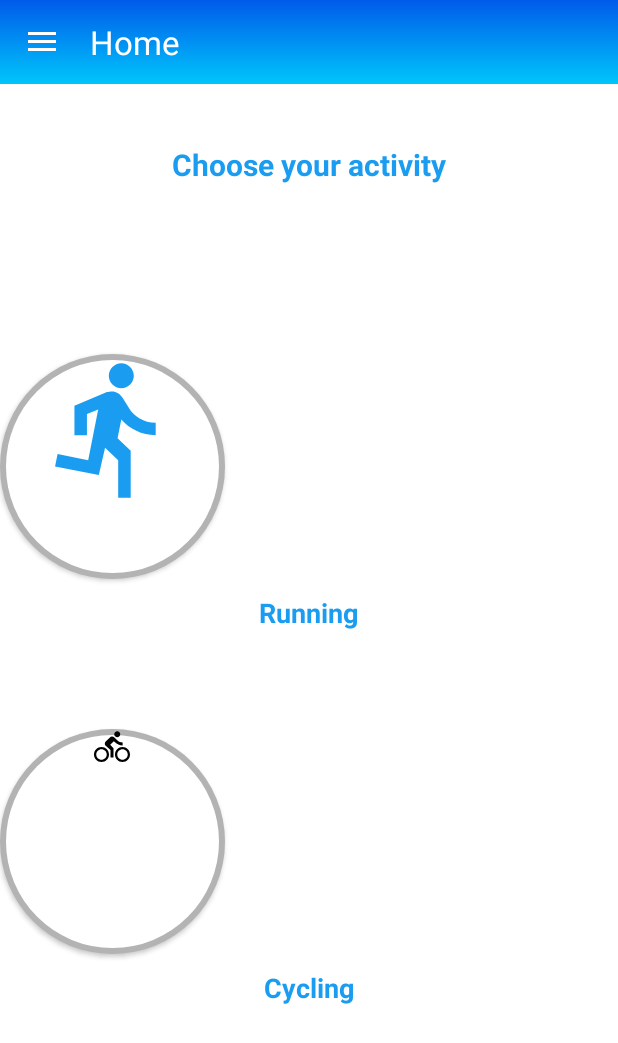
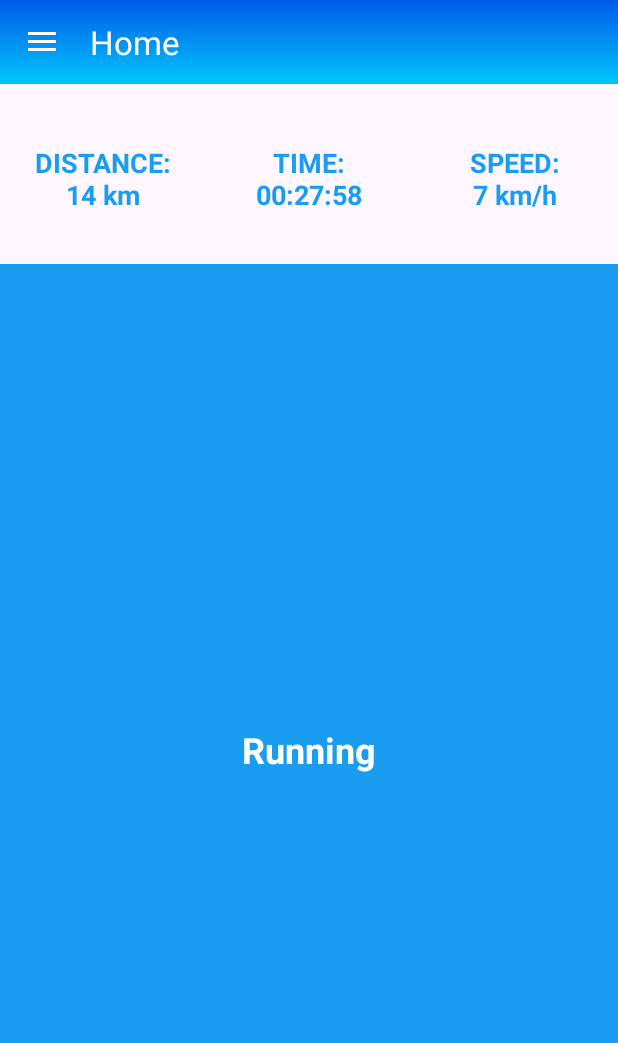
Before and after one commit to HajdukJ/Aplikacja_Sportowa, an Android app: the fragment RunFragment placed in its activity, after a tap on an icon or button, on a phone screen of 412 x 824 dp. Shown: the top 1043 px of the screen. Run offline under Robolectric (Android 15) with nearby library versions, the phone set to English and light mode, and no system bars; our stand-ins replace Firebase (no records; nobody signed in at launch, a user with empty details on screens opened directly).

Commit message:
zmiany w RunFragment

```diff
--- a/app/src/main/java/com/example/aplikacja_sportowa/BikeActivityFragment.kt
+++ b/app/src/main/java/com/example/aplikacja_sportowa/BikeActivityFragment.kt
@@ -11,6 +11,6 @@ class BikeActivityFragment : Fragment() {
         inflater: LayoutInflater, container: ViewGroup?,
         savedInstanceState: Bundle?
     ): View? {
-        return inflater.inflate(R.layout.fragment_home, container, false)
+        return inflater.inflate(R.layout.fragment_bike_activity, container, false)
     }
 }
--- a/app/src/main/java/com/example/aplikacja_sportowa/RunActivityFragment.kt
+++ b/app/src/main/java/com/example/aplikacja_sportowa/RunActivityFragment.kt
@@ -11,6 +11,6 @@ class RunActivityFragment : Fragment() {
         inflater: LayoutInflater, container: ViewGroup?,
         savedInstanceState: Bundle?
     ): View? {
-        return inflater.inflate(R.layout.fragment_home, container, false)
+        return inflater.inflate(R.layout.fragment_run_activity, container, false)
     }
 }
--- a/app/src/main/java/com/example/aplikacja_sportowa/RunFragment.kt
+++ b/app/src/main/java/com/example/aplikacja_sportowa/RunFragment.kt
@@ -1,13 +1,13 @@
-
 package com.example.aplikacja_sportowa
 
 import android.os.Bundle
-import androidx.fragment.app.Fragment
+import android.os.Handler
 import android.view.LayoutInflater
 import android.view.View
 import android.view.ViewGroup
 import android.widget.Button
 import android.widget.Toast
+import androidx.fragment.app.Fragment
 
 class RunFragment : Fragment() {
 
@@ -15,18 +15,33 @@ class RunFragment : Fragment() {
         inflater: LayoutInflater, container: ViewGroup?,
         savedInstanceState: Bundle?
     ): View? {
-
         val view = inflater.inflate(R.layout.fragment_run, container, false)
 
         val runningButton = view.findViewById<Button>(R.id.runningButton)
         val cyclingButton = view.findViewById<Button>(R.id.cyclingButton)
 
         runningButton.setOnClickListener {
-            Toast.makeText(context, "Current activity: Running", Toast.LENGTH_SHORT).show()
+            Toast.makeText(context, "You chose Running!", Toast.LENGTH_SHORT).show()
+
+            Handler().postDelayed({
+                val runActivityFragment = RunActivityFragment()
+                parentFragmentManager.beginTransaction()
+                    .replace(R.id.fragment_container, runActivityFragment)
+                    .addToBackStack(null)
+                    .commit()
+            }, 1000)
         }
 
         cyclingButton.setOnClickListener {
-            Toast.makeText(context, "Current activity: Cycling", Toast.LENGTH_SHORT).show()
+            Toast.makeText(context, "You chose Cycling!", Toast.LENGTH_SHORT).show()
+
+            Handler().postDelayed({
+                val bikeActivityFragment = BikeActivityFragment()
+                parentFragmentManager.beginTransaction()
+                    .replace(R.id.fragment_container, bikeActivityFragment)
+                    .addToBackStack(null)
+                    .commit()
+            }, 1000)
         }
 
         return view
--- a/app/src/main/res/layout/fragment_run_activity.xml
+++ b/app/src/main/res/layout/fragment_run_activity.xml
@@ -1,18 +1,67 @@
-<?xml version="1.0" encoding="utf-8"?>
-<RelativeLayout
+<androidx.constraintlayout.widget.ConstraintLayout
     xmlns:android="http://schemas.android.com/apk/res/android"
+    xmlns:app="http://schemas.android.com/apk/res-auto"
     xmlns:tools="http://schemas.android.com/tools"
     android:layout_width="match_parent"
     android:layout_height="match_parent"
     tools:context=".RunActivityFragment">
 
-    <!-- TODO: Update blank fragment layout -->
+    <LinearLayout
+        android:id="@+id/infoLayout"
+        android:layout_width="0dp"
+        android:layout_height="wrap_content"
+        android:orientation="horizontal"
+        android:gravity="center"
+        app:layout_constraintTop_toTopOf="parent"
+        app:layout_constraintStart_toStartOf="parent"
+        app:layout_constraintEnd_toEndOf="parent"
+        android:layout_marginTop="40dp">
+
+        <TextView
+            android:id="@+id/distanceLayout"
+            android:layout_width="0dp"
+            android:layout_height="wrap_content"
+            android:layout_weight="1"
+            android:text="DISTANCE:\n14 km"
+            android:textSize="18sp"
+            android:textStyle="bold"
+            android:gravity="center"
+            android:textColor="@color/blue" />
+
+        <TextView
+            android:id="@+id/timeLayout"
+            android:layout_width="0dp"
+            android:layout_height="wrap_content"
+            android:layout_weight="1"
+            android:text="TIME:\n00:27:58"
+            android:textStyle="bold"
+            android:textSize="18sp"
+            android:gravity="center"
+            android:textColor="@color/blue" />
+
+        <TextView
+            android:id="@+id/speedLayout"
+            android:layout_width="0dp"
+            android:layout_height="wrap_content"
+            android:layout_weight="1"
+            android:text="SPEED:\n7 km/h"
+            android:textStyle="bold"
+            android:textSize="18sp"
+            android:gravity="center"
+            android:textColor="@color/blue" />
+    </LinearLayout>
+
     <TextView
-        android:layout_width="wrap_content"
-        android:layout_height="wrap_content"
+        android:layout_width="match_parent"
+        android:layout_height="match_parent"
+        android:layout_marginTop="120dp"
+        android:background="@color/blue"
+        android:gravity="center"
         android:text="Running"
-        android:textSize="30sp"
-        android:layout_centerInParent="true"
-        android:textColor="@color/blue"/>
+        android:textStyle="bold"
+        android:textColor="@android:color/white"
+        android:textSize="24sp"
+        app:layout_constraintTop_toBottomOf="@+id/infoLayout"
+        tools:layout_editor_absoluteX="0dp" />
 
-</RelativeLayout>
+</androidx.constraintlayout.widget.ConstraintLayout>
```
Also changed, not shown: app/src/main/res/layout/fragment_bike_activity.xml (+58 -9 lines).
